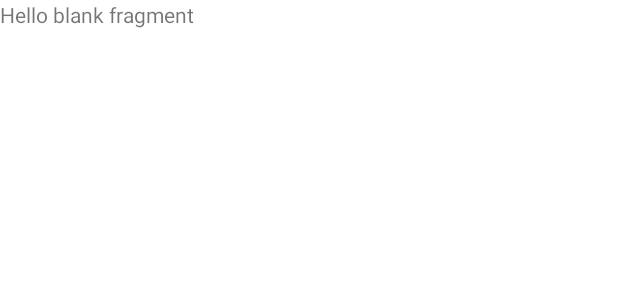
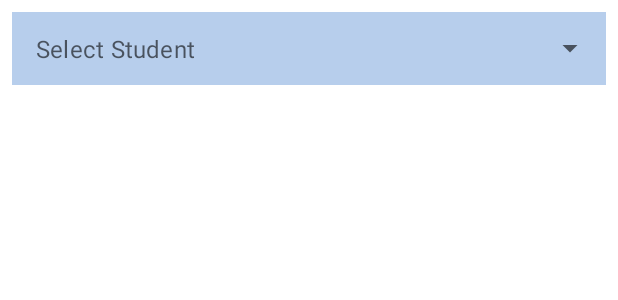
Before and after one commit to Al-AminJoy/AttendanceAssistant, an Android app: the layout fragment_student_report.xml on its own in the app's theme, with its tools: preview values and no code run, on a phone screen of 412 x 824 dp. Shown: the top 300 px of the screen. Run offline under Robolectric (Android 15) with nearby library versions, the phone set to English and light mode, and no system bars.

```diff
--- a/app/src/main/java/com/alamin/attendanceassistant/view/adapter/ViewPagerAdapter.kt
+++ b/app/src/main/java/com/alamin/attendanceassistant/view/adapter/ViewPagerAdapter.kt
@@ -2,8 +2,6 @@ package com.alamin.attendanceassistant.view.adapter
 
 import androidx.fragment.app.Fragment
 import androidx.fragment.app.FragmentActivity
-import androidx.fragment.app.FragmentManager
-import androidx.lifecycle.Lifecycle
 import androidx.viewpager2.adapter.FragmentStateAdapter
 import javax.inject.Inject
 
--- a/app/src/main/java/com/alamin/attendanceassistant/view/fragment/AttendanceHolderFragment.kt
+++ b/app/src/main/java/com/alamin/attendanceassistant/view/fragment/AttendanceHolderFragment.kt
@@ -41,7 +41,7 @@ class AttendanceHolderFragment : Fragment() {
 
     private fun setupViewPager() {
         attendanceFragment.setSubject(arg.subject.subjectId)
-
+        reportFragment.setSubject(arg.subject.subjectId)
         val fragmentList = arrayListOf(attendanceFragment,reportFragment)
         val fragmentTitleList = arrayListOf("Attendance","Report")
 
--- a/app/src/main/res/layout/fragment_student_report.xml
+++ b/app/src/main/res/layout/fragment_student_report.xml
@@ -1,21 +1,42 @@
 <?xml version="1.0" encoding="utf-8"?>
 <layout xmlns:android="http://schemas.android.com/apk/res/android"
-    xmlns:tools="http://schemas.android.com/tools">
+    xmlns:tools="http://schemas.android.com/tools"
+    xmlns:app="http://schemas.android.com/apk/res-auto">
 
     <data>
 
+        <import type="android.view.View.OnClickListener"/>
+
+        <variable
+            name="onStudentClick"
+            type="OnClickListener" />
+
     </data>
 
-    <FrameLayout
+    <LinearLayout
         android:layout_width="match_parent"
         android:layout_height="match_parent"
+        android:orientation="vertical"
         tools:context=".view.fragment.StudentReportFragment">
 
-        <!-- TODO: Update blank fragment layout -->
-        <TextView
+        <com.google.android.material.textfield.TextInputLayout
+            android:id="@+id/layoutStudent"
             android:layout_width="match_parent"
-            android:layout_height="match_parent"
-            android:text="@string/hello_blank_fragment" />
+            android:layout_height="wrap_content"
+            android:focusable="false"
+            android:onClick="@{onStudentClick}"
+            app:hintEnabled="false"
+            android:layout_marginHorizontal="@dimen/app_margin"
+            android:layout_marginTop="@dimen/app_margin"
+            style="@style/Widget.MaterialComponents.TextInputLayout.OutlinedBox.Dense.ExposedDropdownMenu">
+            <AutoCompleteTextView
+                android:id="@+id/txtStudent"
+                android:layout_width="match_parent"
+                android:layout_height="wrap_content"
+                android:background="@color/Blue_Angel"
+                android:hint="Select Student"
+                android:focusable="false"/>
+        </com.google.android.material.textfield.TextInputLayout>
 
-    </FrameLayout>
+    </LinearLayout>
 </layout>
```
Also changed, not shown: app/src/main/java/com/alamin/attendanceassistant/view/fragment/StudentReportFragment.kt (+74 -0 lines), app/src/main/java/com/alamin/attendanceassistant/view_model/AttendanceViewModel.kt (+8 -0 lines), app/src/main/res/layout/row_student_dropdown.xml (added, +20 -0 lines).
